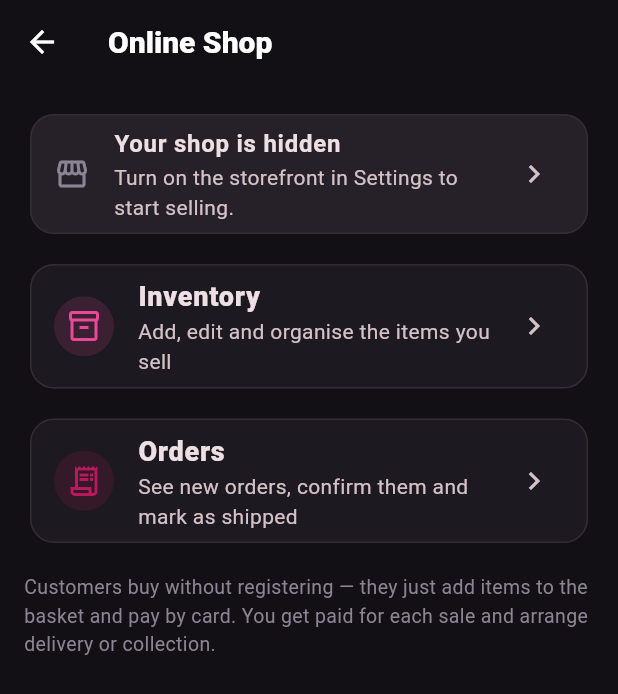
After one commit to ejosagie/wavebook, a Flutter app: the ShopScreen screen opened directly, on a phone screen of 412 x 824 dp. The commit adds this screen. Shown: the top 694 px of the screen. Run offline on Flutter 3.47's test engine with Material 3 defaults, Android fonts, the phone set to English and light mode, and no system bars; our stand-ins replace image_picker, shared_preferences; accounts and stored records are empty; network calls fail.

Commit message:
Online Shop hub in app, order fulfilment flow, GCS image storage + backups
- App: Online Shop menu (More tab) with Inventory (products) and Orders screens
- Orders: owner lists orders, confirms them, marks as shipped, cancels
- Order statuses: pending -> paid -> confirmed -> shipped (or cancelled)
- GCS: product images upload to a public bucket via gcloud CLI (SaleCentra
  pattern), auto-resized to 800px JPEG; local uploads remain the fallback
- Backup: backup.sh copies SQLite DB + local uploads to a private GCS bucket,
  prunes old backups (keeps 14), ready for cron
- Config: GCS_BUCKET_NAME / GCS_BACKUP_BUCKET env vars, Pillow dependency

```diff
--- a/app/lib/screens/home/tabs/more_tab.dart
+++ b/app/lib/screens/home/tabs/more_tab.dart
@@ -1,6 +1,7 @@
 import 'package:flutter/material.dart';
 
 import '../../../theme.dart';
+import '../../storefront/shop_screen.dart';
 import 'customers_tab.dart';
 import 'feedback_tab.dart';
 import 'gallery_tab.dart';
@@ -18,6 +19,13 @@ class MoreTab extends StatelessWidget {
       body: ListView(
         padding: const EdgeInsets.all(16),
         children: [
+          _MenuCard(
+            icon: Icons.storefront_outlined,
+            color: WaveBookColors.pink,
+            title: 'Online Shop',
+            subtitle: 'Inventory, orders and shipping',
+            onTap: () => _push(context, const ShopScreen()),
+          ),
           _MenuCard(
             icon: Icons.photo_library_outlined,
             color: WaveBookColors.pink,
--- /dev/null
+++ b/app/lib/screens/storefront/shop_screen.dart
@@ -0,0 +1,135 @@
+import 'package:flutter/material.dart';
+
+import '../../api/api_client.dart';
+import '../../models/models.dart';
+import '../../theme.dart';
+import 'orders_screen.dart';
+import 'products_screen.dart';
+
+class ShopScreen extends StatefulWidget {
+  const ShopScreen({super.key});
+
+  @override
+  State<ShopScreen> createState() => _ShopScreenState();
+}
+
+class _ShopScreenState extends State<ShopScreen> {
+  final _api = ApiClient();
+  Business? _business;
+  bool _loading = true;
+
+  @override
+  void initState() {
+    super.initState();
+    _load();
+  }
+
+  Future<void> _load() async {
+    try {
+      final data = await _api.get('/api/business');
+      if (!mounted) return;
+      setState(() {
+        _business = Business.fromJson(data as Map<String, dynamic>);
+      });
+    } on ApiException {
+      // Non-fatal — the shop screens still work without the banner.
+    } finally {
+      if (mounted) setState(() => _loading = false);
+    }
+  }
+
+  @override
+  Widget build(BuildContext context) {
+    final enabled = _business?.storefrontEnabled ?? false;
+    return Scaffold(
+      appBar: AppBar(title: const Text('Online Shop')),
+      body: ListView(
+        padding: const EdgeInsets.all(16),
+        children: [
+          if (!_loading)
+            Card(
+              color: enabled ? null : WaveBookColors.darkSurfaceAlt,
+              child: ListTile(
+                leading: Icon(
+                  enabled ? Icons.storefront : Icons.storefront_outlined,
+                  color: enabled ? WaveBookColors.pink : WaveBookColors.muted,
+                ),
+                title: Text(
+                  enabled ? 'Your shop is live' : 'Your shop is hidden',
+                  style: const TextStyle(fontWeight: FontWeight.w700),
+                ),
+                subtitle: Text(
+                  enabled
+                      ? 'Customers can buy from your booking website.'
+                      : 'Turn on the storefront in Settings to start selling.',
+                ),
+                trailing: const Icon(Icons.chevron_right),
+                onTap: () => _openSettings(),
+              ),
+            ),
+          const SizedBox(height: 12),
+          _ShopCard(
+            icon: Icons.inventory_2_outlined,
+            color: WaveBookColors.pink,
+            title: 'Inventory',
+            subtitle: 'Add, edit and organise the items you sell',
+            onTap: () => _push(const ProductsScreen()),
+          ),
+          const SizedBox(height: 12),
+          _ShopCard(
+            icon: Icons.receipt_long_outlined,
+            color: WaveBookColors.rose,
+            title: 'Orders',
+            subtitle: 'See new orders, confirm them and mark as shipped',
+            onTap: () => _push(const OrdersScreen()),
+          ),
+          const SizedBox(height: 16),
+          const Text(
+            'Customers buy without registering — they just add items to the basket and pay by card. You get paid for each sale and arrange delivery or collection.',
+            style: TextStyle(color: WaveBookColors.muted, fontSize: 13),
+          ),
+        ],
+      ),
+    );
+  }
+
+  void _push(Widget screen) {
+    Navigator.of(context).push(MaterialPageRoute(builder: (_) => screen));
+  }
+
+  void _openSettings() {
+    Navigator.of(context).pop();
+  }
+}
+
+class _ShopCard extends StatelessWidget {
+  final IconData icon;
+  final Color color;
+  final String title;
+  final String subtitle;
+  final VoidCallback onTap;
+
+  const _ShopCard({
+    required this.icon,
+    required this.color,
+    required this.title,
+    required this.subtitle,
+    required this.onTap,
+  });
+
+  @override
+  Widget build(BuildContext context) {
+    return Card(
+      child: ListTile(
+        leading: CircleAvatar(
+          backgroundColor: color.withValues(alpha: 0.15),
+          child: Icon(icon, color: color),
+        ),
+        title: Text(title, style: const TextStyle(fontWeight: FontWeight.w800, fontSize: 18)),
+        subtitle: Text(subtitle),
+        trailing: const Icon(Icons.chevron_right),
+        onTap: onTap,
+      ),
+    );
+  }
+}
```
Also changed, not shown: app/lib/models/models.dart (+56 -0 lines), app/lib/screens/storefront/orders_screen.dart (added, +229 -0 lines), 8 other files.
